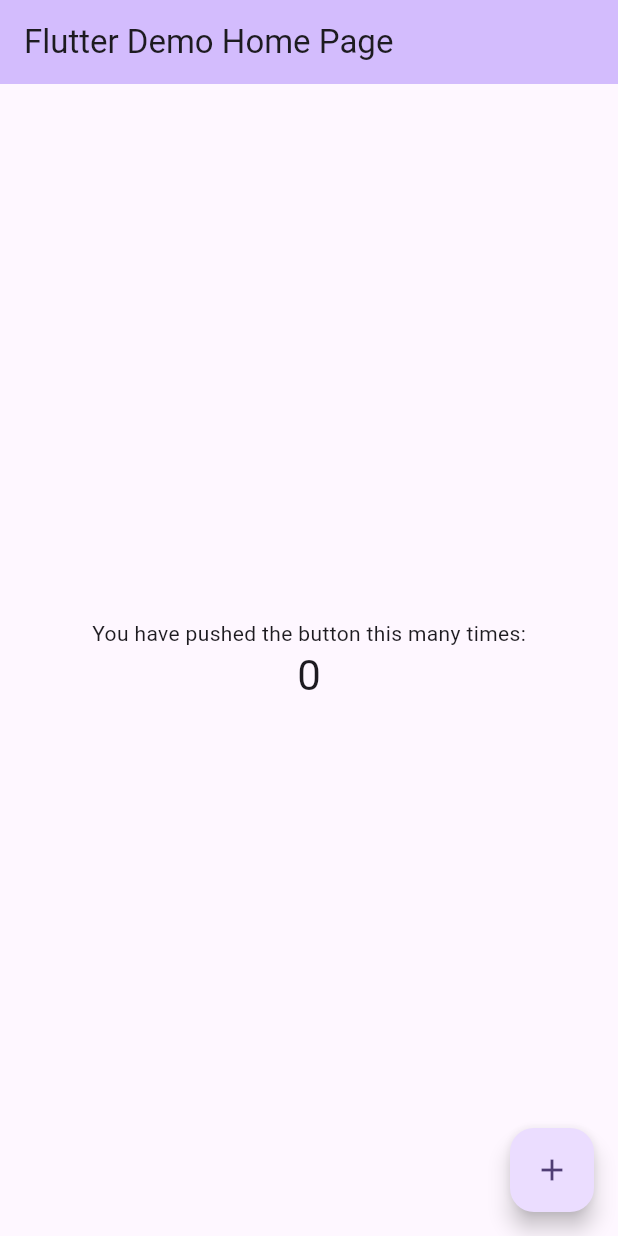
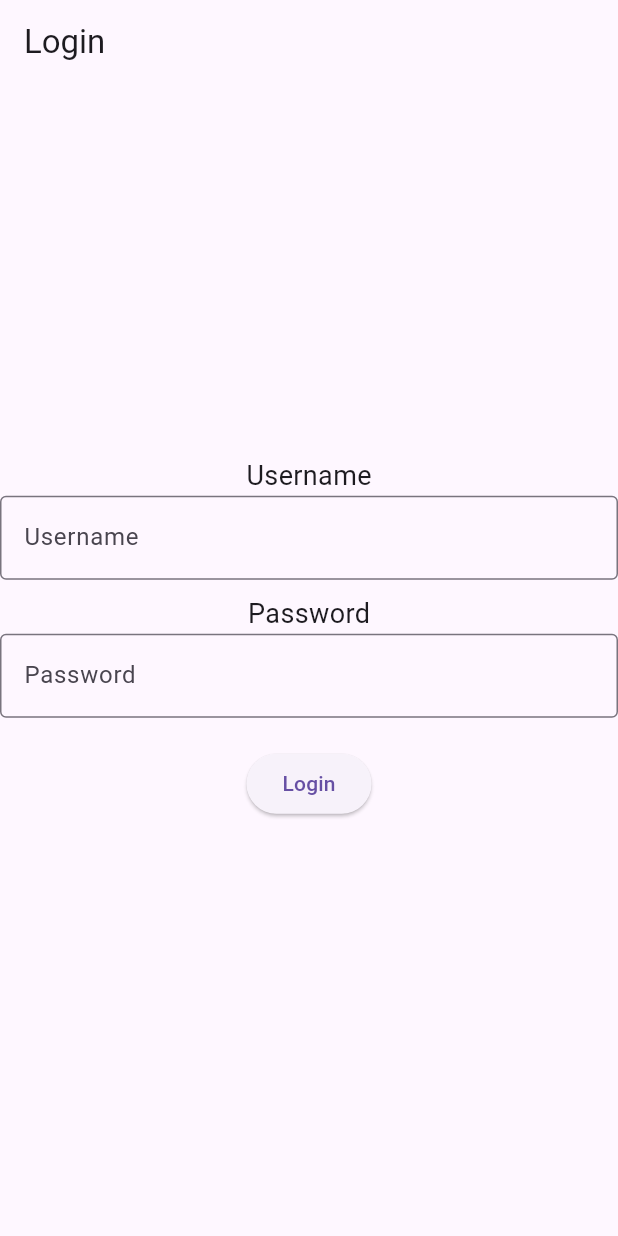
Before and after one commit to RianiDestianti/Flutter-LoginMySQL, a Flutter app: the screen it shows after launch, on a phone screen of 412 x 824 dp. Run offline on Flutter 3.47's test engine with Material 3 defaults, Android fonts, the phone set to English and light mode, and no system bars.

Commit message:
feat : admin

```diff
--- a/lib/main.dart
+++ b/lib/main.dart
@@ -1,122 +1,101 @@
 import 'package:flutter/material.dart';
+import 'package:http/http.dart' as http;
+import 'package:akses/AdminPage.dart'; // Sesuaikan dengan lokasi file
+import 'package:akses/MemberPage.dart'; // Sesuaikan dengan lokasi file
+import 'dart:convert';
 
-void main() {
-  runApp(const MyApp());
-}
+void main() => runApp(MyApp());
 
 class MyApp extends StatelessWidget {
-  const MyApp({super.key});
-
-  // This widget is the root of your application.
   @override
   Widget build(BuildContext context) {
     return MaterialApp(
-      title: 'Flutter Demo',
-      theme: ThemeData(
-        // This is the theme of your application.
-        //
-        // TRY THIS: Try running your application with "flutter run". You'll see
-        // the application has a purple toolbar. Then, without quitting the app,
-        // try changing the seedColor in the colorScheme below to Colors.green
-        // and then invoke "hot reload" (save your changes or press the "hot
-        // reload" button in a Flutter-supported IDE, or press "r" if you used
-        // the command line to start the app).
-        //
-        // Notice that the counter didn't reset back to zero; the application
-        // state is not lost during the reload. To reset the state, use hot
-        // restart instead.
-        //
-        // This works for code too, not just values: Most code changes can be
-        // tested with just a hot reload.
-        colorScheme: ColorScheme.fromSeed(seedColor: Colors.deepPurple),
-      ),
-      home: const MyHomePage(title: 'Flutter Demo Home Page'),
+      debugShowCheckedModeBanner: false,
+      title: 'Login PHP MySQL',
+      home: MyHomePage(),
     );
   }
 }
 
 class MyHomePage extends StatefulWidget {
-  const MyHomePage({super.key, required this.title});
-
-  // This widget is the home page of your application. It is stateful, meaning
-  // that it has a State object (defined below) that contains fields that affect
-  // how it looks.
-
-  // This class is the configuration for the state. It holds the values (in this
-  // case the title) provided by the parent (in this case the App widget) and
-  // used by the build method of the State. Fields in a Widget subclass are
-  // always marked "final".
-
-  final String title;
-
   @override
-  State<MyHomePage> createState() => _MyHomePageState();
+  _MyHomePageState createState() => _MyHomePageState();
 }
 
 class _MyHomePageState extends State<MyHomePage> {
-  int _counter = 0;
+  TextEditingController user = TextEditingController();
+  TextEditingController pass = TextEditingController();
+  String msg = '';
 
-  void _incrementCounter() {
-    setState(() {
-      // This call to setState tells the Flutter framework that something has
-      // changed in this State, which causes it to rerun the build method below
-      // so that the display can reflect the updated values. If we changed
-      // _counter without calling setState(), then the build method would not be
-      // called again, and so nothing would appear to happen.
-      _counter++;
-    });
+  Future<void> _login() async {
+    final response = await http.post(
+      Uri.parse("http://10.0.2.2/my_store/login.php"),
+      body: {"username": user.text, "password": pass.text},
+    );
+
+    var datauser = json.decode(response.body);
+
+    if (datauser.length == 0) {
+      setState(() {
+        msg = "Login Failed";
+      });
+    } else {
+      String username =
+          datauser[0]['username']; // Ambil username sebelum navigasi
+
+      if (datauser[0]['level'] == 'admin') {
+        Navigator.push(
+          context,
+          MaterialPageRoute(
+            builder: (context) => AdminPage(username: username),
+          ),
+        );
+      } else if (datauser[0]['level'] == 'member') {
+        Navigator.push(
+          context,
+          MaterialPageRoute(builder: (context) => MemberPage()),
+        );
+      }
+    }
   }
 
   @override
   Widget build(BuildContext context) {
-    // This method is rerun every time setState is called, for instance as done
-    // by the _incrementCounter method above.
-    //
-    // The Flutter framework has been optimized to make rerunning build methods
-    // fast, so that you can just rebuild anything that needs updating rather
-    // than having to individually change instances of widgets.
     return Scaffold(
-      appBar: AppBar(
-        // TRY THIS: Try changing the color here to a specific color (to
-        // Colors.amber, perhaps?) and trigger a hot reload to see the AppBar
-        // change color while the other colors stay the same.
-        backgroundColor: Theme.of(context).colorScheme.inversePrimary,
-        // Here we take the value from the MyHomePage object that was created by
-        // the App.build method, and use it to set our appbar title.
-        title: Text(widget.title),
-      ),
+      appBar: AppBar(title: Text("Login")),
       body: Center(
-        // Center is a layout widget. It takes a single child and positions it
-        // in the middle of the parent.
         child: Column(
-          // Column is also a layout widget. It takes a list of children and
-          // arranges them vertically. By default, it sizes itself to fit its
-          // children horizontally, and tries to be as tall as its parent.
-          //
-          // Column has various properties to control how it sizes itself and
-          // how it positions its children. Here we use mainAxisAlignment to
-          // center the children vertically; the main axis here is the vertical
-          // axis because Columns are vertical (the cross axis would be
-          // horizontal).
-          //
-          // TRY THIS: Invoke "debug painting" (choose the "Toggle Debug Paint"
-          // action in the IDE, or press "p" in the console), to see the
-          // wireframe for each widget.
           mainAxisAlignment: MainAxisAlignment.center,
           children: <Widget>[
-            const Text('You have pushed the button this many times:'),
-            Text(
-              '$_counter',
-              style: Theme.of(context).textTheme.headlineMedium,
+            Text("Username", style: TextStyle(fontSize: 18.0)),
+            TextField(
+              controller: user,
+              decoration: InputDecoration(
+                hintText: 'Username',
+                border: OutlineInputBorder(),
+              ),
             ),
+            SizedBox(height: 10),
+            Text("Password", style: TextStyle(fontSize: 18.0)),
+            TextField(
+              controller: pass,
+              obscureText: true,
+              decoration: InputDecoration(
+                hintText: 'Password',
+                border: OutlineInputBorder(),
+              ),
+            ),
+            SizedBox(height: 20),
+            ElevatedButton(
+              child: Text("Login"),
+              onPressed: () async {
+                await _login();
+              },
+            ),
+            Text(msg, style: TextStyle(fontSize: 20.0, color: Colors.red)),
           ],
         ),
       ),
-      floatingActionButton: FloatingActionButton(
-        onPressed: _incrementCounter,
-        tooltip: 'Increment',
-        child: const Icon(Icons.add),
-      ), // This trailing comma makes auto-formatting nicer for build methods.
     );
   }
 }
--- a/pubspec.yaml
+++ b/pubspec.yaml
@@ -34,6 +34,7 @@ dependencies:
   # The following adds the Cupertino Icons font to your application.
   # Use with the CupertinoIcons class for iOS style icons.
   cupertino_icons: ^1.0.8
+  http: ^1.3.0
 
 dev_dependencies:
   flutter_test:
```
Also changed, not shown: lib/AdminPage.dart (added, +39 -0 lines), lib/MemberPage.dart (added, +12 -0 lines), pubspec.lock, 1 other file.
